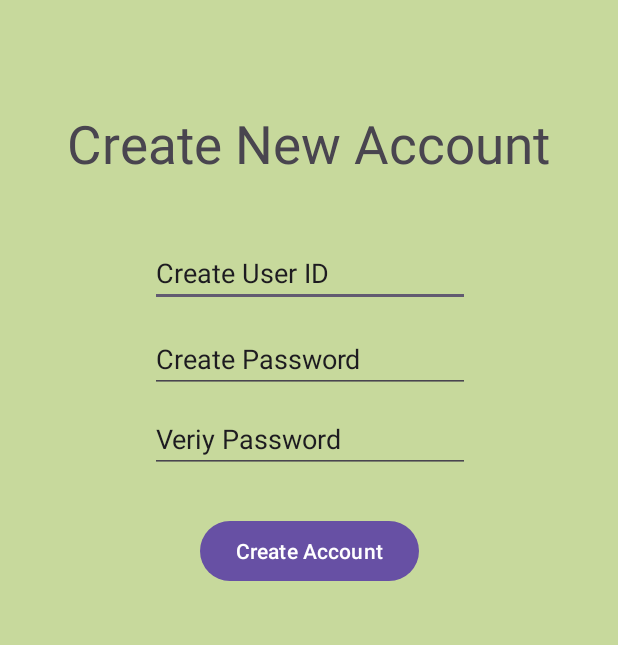
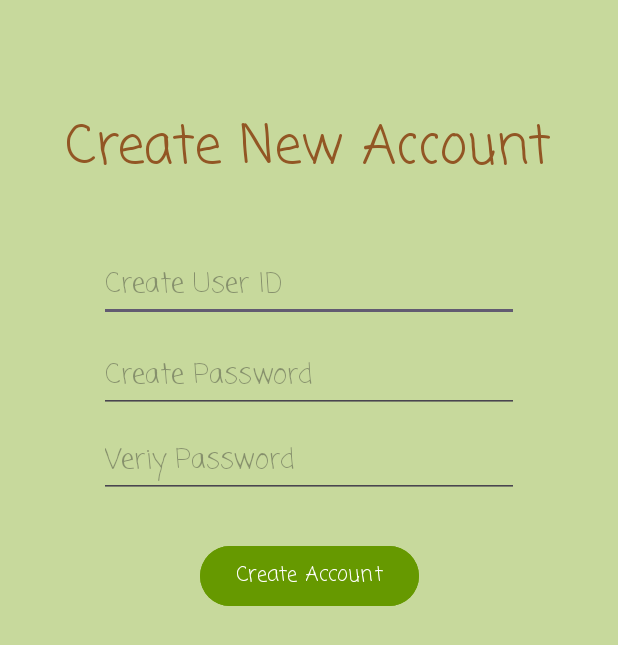
Before and after one commit to Liliana-Saavedra/CST-338-Project-2-Group-9, an Android app: the CreateAccountActivity screen opened directly, with no data from a screen before it, on a phone screen of 412 x 824 dp. Shown: the top 645 px of the screen. Run offline under Robolectric (Android 15) with nearby library versions, the phone set to English and light mode, and no system bars.

Commit message:
Fixed colors and fonts

```diff
--- a/app/src/main/res/layout/activity_createaccount.xml
+++ b/app/src/main/res/layout/activity_createaccount.xml
@@ -15,7 +15,8 @@
         android:layout_marginTop="40dp"
         android:ems="10"
         android:inputType="text"
-        android:text="@string/create_user_id"
+        android:hint="@string/create_user_id"
+        android:fontFamily="casual"
         app:layout_constraintEnd_toEndOf="parent"
         app:layout_constraintHorizontal_bias="0.502"
         app:layout_constraintStart_toStartOf="parent"
@@ -28,8 +29,8 @@
         android:layout_marginTop="12dp"
         android:ems="10"
         android:inputType="text"
-
-        android:text="@string/create_password"
+        android:hint="@string/create_password"
+        android:fontFamily="casual"
         app:layout_constraintEnd_toEndOf="parent"
         app:layout_constraintHorizontal_bias="0.502"
         app:layout_constraintStart_toStartOf="parent"
@@ -43,7 +44,8 @@
         android:layout_marginTop="8dp"
         android:ems="10"
         android:inputType="text"
-        android:text="@string/veriy_password"
+        android:hint="@string/veriy_password"
+        android:fontFamily="casual"
         app:layout_constraintEnd_toEndOf="parent"
         app:layout_constraintHorizontal_bias="0.502"
         app:layout_constraintStart_toStartOf="parent"
@@ -52,6 +54,8 @@
 
     <TextView
         android:id="@+id/textView"
+        android:textColor="#925624"
+        android:fontFamily="casual"
         android:layout_width="wrap_content"
         android:layout_height="wrap_content"
         android:layout_marginTop="72dp"
@@ -68,6 +72,8 @@
         android:layout_height="wrap_content"
         android:layout_marginTop="28dp"
         android:text="@string/create_account"
+        android:fontFamily="casual"
+        android:backgroundTint="@android:color/holo_green_dark"
         app:layout_constraintEnd_toEndOf="parent"
         app:layout_constraintStart_toStartOf="parent"
         app:layout_constraintTop_toBottomOf="@+id/verifyPasswordEditText" />
```
